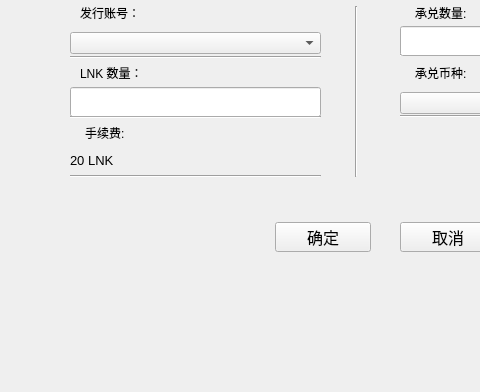
This is poundage/PublishPoundageWidget.ui in HcashOrg/hx-indicator as Qt 5 draws it before an edit; both pictures show x 0 to 480 and y 138 to 530 of the 770 by 530 pixel window. The edited form follows.
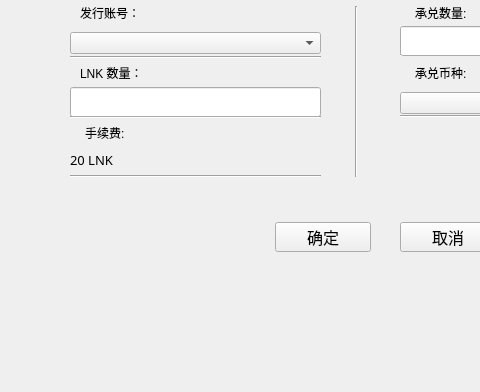
This is the edited form.

Commit message: modify font to 微软雅黑

```diff
--- a/poundage/PublishPoundageWidget.ui
+++ b/poundage/PublishPoundageWidget.ui
@@ -210,7 +210,7 @@
    </property>
    <property name="font">
     <font>
-     <family>Microsoft JhengHei UI</family>
+     <family>微软雅黑</family>
      <pointsize>10</pointsize>
     </font>
    </property>
```
The commit also changes 84 other files.
